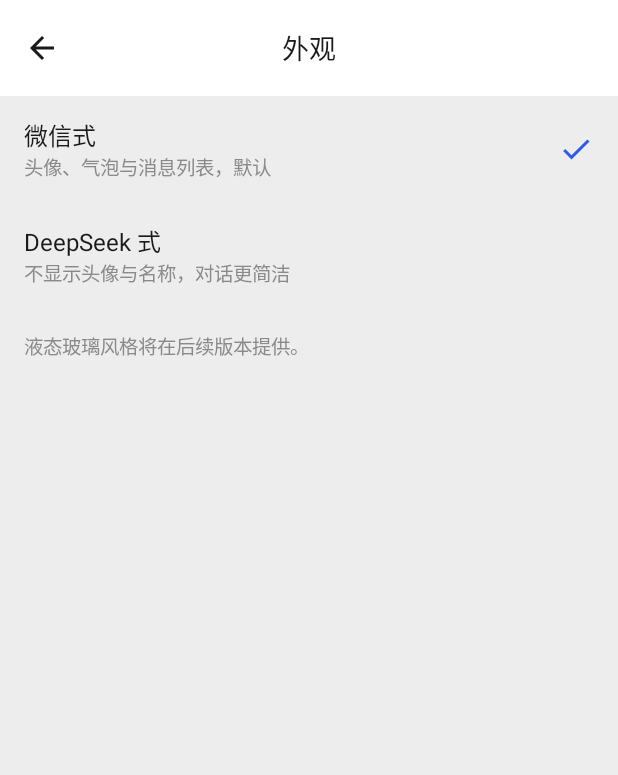
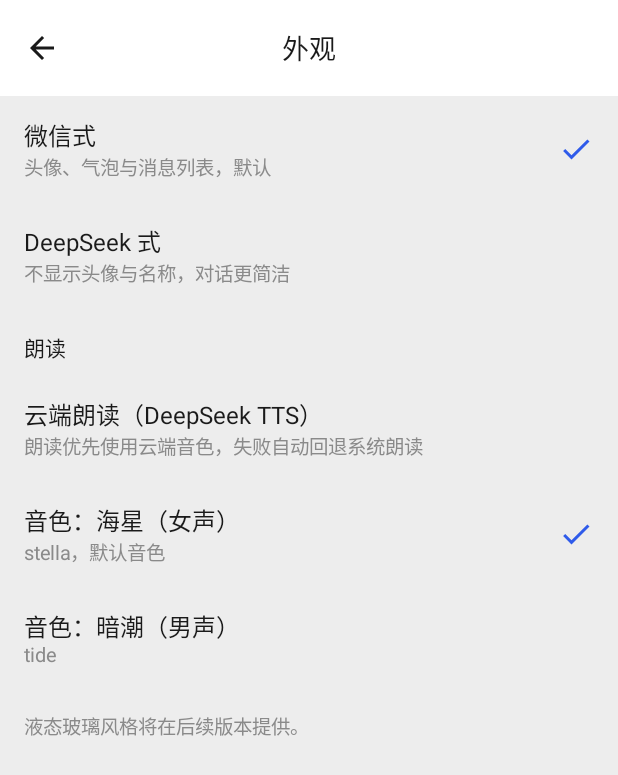
Before and after one commit to thecookfish1201-svg/baichuan, an Android app built with Jetpack Compose: the AppearanceScreen screen opened through its navigation route, on a phone screen of 412 x 824 dp. Shown: the top 775 px of the screen. Run offline under Robolectric (Android 15) with nearby library versions, the phone set to English and light mode, and no system bars.

Commit message:
外观设置增加云端朗读开关与音色选择

```diff
--- a/app/app/src/main/java/com/tongzhouweiji/baichuan/ui/screen/settings/AppearanceScreen.kt
+++ b/app/app/src/main/java/com/tongzhouweiji/baichuan/ui/screen/settings/AppearanceScreen.kt
@@ -39,6 +39,8 @@ fun AppearanceScreen(onBack: () -> Unit) {
     val app = context.applicationContext as BaichuanApplication
     val scope = rememberCoroutineScope()
     val style by app.container.settingDao.observe("ui_style").collectAsState(initial = "wechat")
+    val ttsProvider by app.container.settingDao.observe("tts_provider").collectAsState(initial = "")
+    val ttsVoice by app.container.settingDao.observe("tts_voice").collectAsState(initial = "stella")
 
     Scaffold(
         containerColor = MaterialTheme.colorScheme.background,
@@ -77,6 +79,42 @@ fun AppearanceScreen(onBack: () -> Unit) {
                     app.container.settingDao.put(SettingEntity("ui_style", "deepseek"))
                 }
             }
+            Spacer(Modifier.height(8.dp))
+            Text(
+                text = "朗读",
+                style = MaterialTheme.typography.titleSmall,
+                color = MaterialTheme.colorScheme.onSurface,
+                modifier = Modifier.padding(horizontal = 16.dp, vertical = 8.dp),
+            )
+            OptionRow(
+                title = "云端朗读（DeepSeek TTS）",
+                subtitle = "朗读优先使用云端音色，失败自动回退系统朗读",
+                selected = ttsProvider == "deepseek",
+            ) {
+                scope.launch {
+                    app.container.settingDao.put(
+                        SettingEntity("tts_provider", if (ttsProvider == "deepseek") "" else "deepseek"),
+                    )
+                }
+            }
+            OptionRow(
+                title = "音色：海星（女声）",
+                subtitle = "stella，默认音色",
+                selected = ttsVoice != "tide",
+            ) {
+                scope.launch {
+                    app.container.settingDao.put(SettingEntity("tts_voice", "stella"))
+                }
+            }
+            OptionRow(
+                title = "音色：暗潮（男声）",
+                subtitle = "tide",
+                selected = ttsVoice == "tide",
+            ) {
+                scope.launch {
+                    app.container.settingDao.put(SettingEntity("tts_voice", "tide"))
+                }
+            }
             Spacer(Modifier.height(16.dp))
             Text(
                 text = "液态玻璃风格将在后续版本提供。",
```
